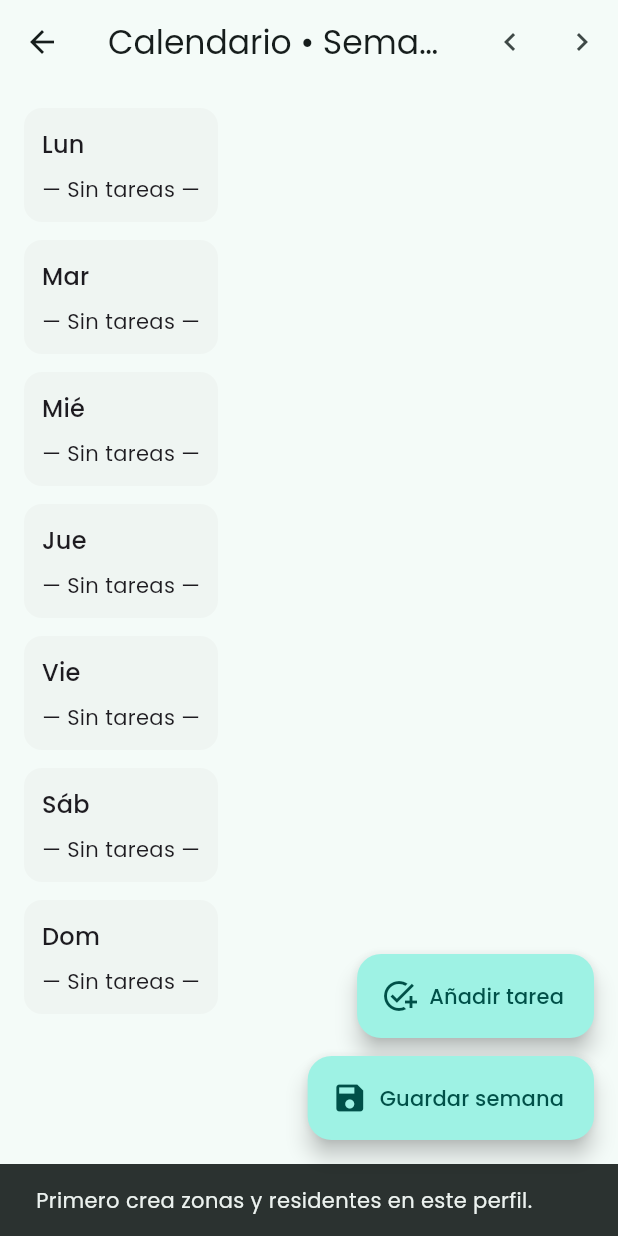
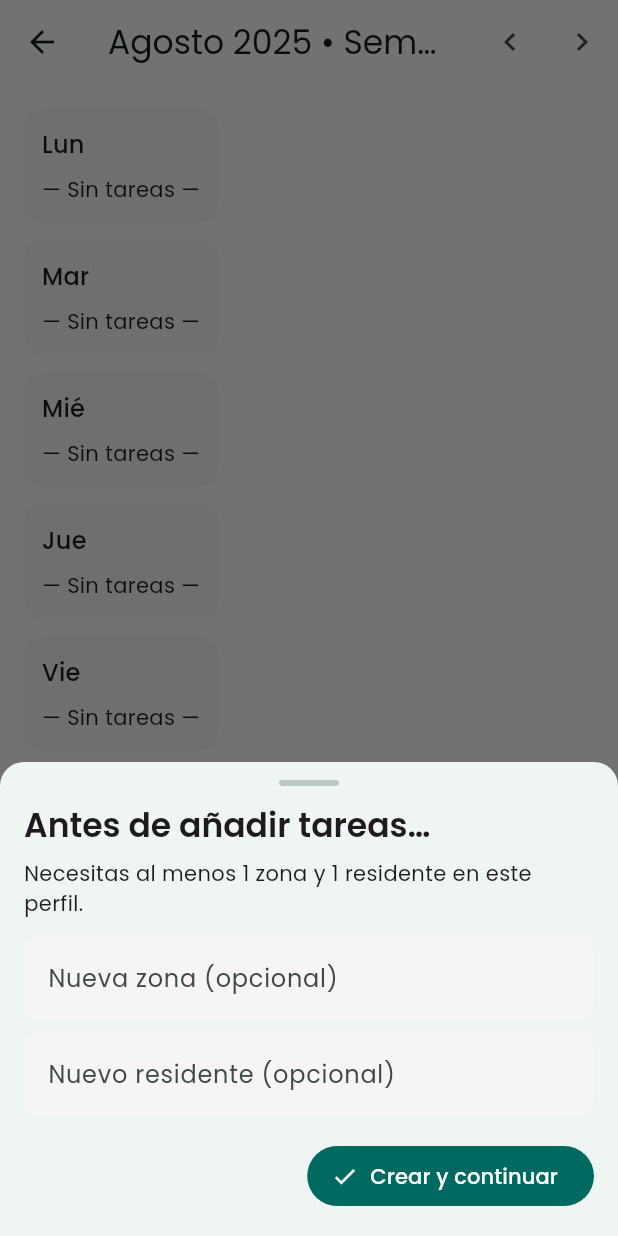
Before and after one commit to kytronApps/casa_en_orden, a Flutter app: the CalendarScreen screen opened directly with empty values, after a tap on "Añadir tarea", on a phone screen of 412 x 824 dp. Run offline on Flutter 3.47's test engine with Material 3 defaults, Android fonts, the phone set to English and light mode, and no system bars; our stand-ins replace flutter_dotenv, google_fonts, image_picker, shared_preferences, supabase_flutter; accounts and stored records are empty.

Commit message:
correccion calendario listo

```diff
--- a/casa_en_orden/lib/features/auth/ui/calendar_screen.dart
+++ b/casa_en_orden/lib/features/auth/ui/calendar_screen.dart
@@ -62,6 +62,23 @@ _residents = await _svc.getResidentsByHouse(houseId);
     await _load();
   }
 
+  String _monthNameEs(int m) {
+    const meses = [
+      '', 'Enero','Febrero','Marzo','Abril','Mayo','Junio',
+      'Julio','Agosto','Septiembre','Octubre','Noviembre','Diciembre'
+    ];
+    return meses[m];
+  }
+
+  String _weekTitle() {
+    final monday = _anchor.subtract(Duration(days: _anchor.weekday - 1));
+    final sunday = monday.add(const Duration(days: 6));
+    final month = _monthNameEs(monday.month);
+    final year = monday.year;
+    String dd(int d) => d.toString().padLeft(2, '0');
+    return '$month $year • Semana del ${dd(monday.day)}–${dd(sunday.day)}';
+  }
+
   bool get _isDirty => _persisted.length != _rows.length ||
       !_persisted.every((p) => _rows.any((r) =>
           r['zone_id']==p['zone_id'] &&
@@ -86,8 +103,75 @@ _residents = await _svc.getResidentsByHouse(houseId);
 
   Future<void> _openAddTaskSheet() async {
     if (_zones.isEmpty || _residents.isEmpty) {
-    ScaffoldMessenger.of(context).showSnackBar(
-      const SnackBar(content: Text('Primero crea zonas y residentes en este perfil.')),
+      await showModalBottomSheet(
+        context: context,
+        isScrollControlled: true,
+        shape: const RoundedRectangleBorder(
+          borderRadius: BorderRadius.vertical(top: Radius.circular(16)),
+        ),
+        builder: (ctx) {
+          final zoneCtrl = TextEditingController();
+          final residentCtrl = TextEditingController();
+          return Padding(
+            padding: EdgeInsets.only(
+              left: 16, right: 16, top: 12,
+              bottom: MediaQuery.of(ctx).viewInsets.bottom + 16,
+            ),
+            child: SingleChildScrollView(
+              child: Column(
+                mainAxisSize: MainAxisSize.min,
+                crossAxisAlignment: CrossAxisAlignment.start,
+                children: [
+                  Center(
+                    child: Container(
+                      width: 40, height: 4, margin: const EdgeInsets.only(bottom: 12),
+                      decoration: BoxDecoration(
+                        color: Theme.of(ctx).colorScheme.outlineVariant,
+                        borderRadius: BorderRadius.circular(2),
+                      ),
+                    ),
+                  ),
+                  Text('Antes de añadir tareas…', style: Theme.of(ctx).textTheme.titleLarge?.copyWith(fontWeight: FontWeight.w600)),
+                  const SizedBox(height: 8),
+                  const Text('Necesitas al menos 1 zona y 1 residente en este perfil.'),
+                  const SizedBox(height: 12),
+                  TextField(
+                    controller: zoneCtrl,
+                    decoration: const InputDecoration(labelText: 'Nueva zona (opcional)'),
+                  ),
+                  const SizedBox(height: 8),
+                  TextField(
+                    controller: residentCtrl,
+                    decoration: const InputDecoration(labelText: 'Nuevo residente (opcional)'),
+                  ),
+                  const SizedBox(height: 16),
+                  Align(
+                    alignment: Alignment.centerRight,
+                    child: FilledButton.icon(
+                      icon: const Icon(Icons.check),
+                      label: const Text('Crear y continuar'),
+                      onPressed: () async {
+                        final houseId = widget.profile['house_id'] as String;
+                        if (zoneCtrl.text.trim().isNotEmpty) {
+                          await Supabase.instance.client
+                              .from('zones')
+                              .insert({'house_id': houseId, 'name': zoneCtrl.text.trim()});
+                        }
+                        if (residentCtrl.text.trim().isNotEmpty) {
+                          await Supabase.instance.client
+                              .from('residents')
+                              .insert({'house_id': houseId, 'name': residentCtrl.text.trim()});
+                        }
+                        if (mounted) Navigator.pop(ctx);
+                        await _load();
+                      },
+                    ),
+                  ),
+                ],
+              ),
+            ),
+          );
+        },
       );
       return;
     }
@@ -144,7 +228,8 @@ _residents = await _svc.getResidentsByHouse(houseId);
                   value: zoneId,
                   decoration: const InputDecoration(labelText: 'Zona'),
                   items: _zones.map((z) => DropdownMenuItem(
-                  value: z['id'] as String, child: Text(z['name']?.toString() ?? '(zona)'),
+                    value: z['id'] as String,
+                    child: Text(z['name']?.toString() ?? '(zona)'),
                   )).toList(),
                   onChanged: (v) => setModalState(() => zoneId = v),
                 ),
@@ -153,7 +238,8 @@ _residents = await _svc.getResidentsByHouse(houseId);
                   value: residentId,
                   decoration: const InputDecoration(labelText: 'Residente'),
                   items: _residents.map((r) => DropdownMenuItem(
-                  value: r['id'] as String, child: Text(r['name']?.toString() ?? '(residente)'),
+                    value: r['id'] as String,
+                    child: Text(r['name']?.toString() ?? '(residente)'),
                   )).toList(),
                   onChanged: (v) => setModalState(() => residentId = v),
                 ),
@@ -166,7 +252,6 @@ _residents = await _svc.getResidentsByHouse(houseId);
                     onPressed: () {
                       if (zoneId == null || residentId == null) return;
 
-                    // evita duplicado: una zona por día
                       _rows.removeWhere((r) => r['zone_id'] == zoneId && r['day_of_week'] == day);
 
                       final zone = _zones.firstWhere((z) => z['id'] == zoneId, orElse: () => {});
@@ -184,7 +269,7 @@ _residents = await _svc.getResidentsByHouse(houseId);
                         '_resident': resident,
                       });
 
-                    setState(() {}); // marca cambios
+                      setState(() {});
                       Navigator.pop(ctx);
                       ScaffoldMessenger.of(context).showSnackBar(
                         const SnackBar(content: Text('Tarea agregada a la semana')),
@@ -202,11 +287,9 @@ _residents = await _svc.getResidentsByHouse(houseId);
 
   @override
   Widget build(BuildContext context) {
-    final iso = _svc.isoWeekYear(_anchor);
-
     return Scaffold(
       appBar: AppBar(
-        title: Text('Calendario • Semana ${iso.week} / ${iso.year}'),
+        title: Text(_weekTitle()),
         actions: [
           IconButton(onPressed: _prevWeek, icon: const Icon(Icons.chevron_left)),
           IconButton(onPressed: _nextWeek, icon: const Icon(Icons.chevron_right)),
--- a/casa_en_orden/lib/services/calendar_service.dart
+++ b/casa_en_orden/lib/services/calendar_service.dart
@@ -142,7 +142,9 @@ class CalendarService {
       final z = m['zone_id'] as String;
       (byZone[z] ??= []).add(m);
     }
-    byZone.values.forEach((l) => l.sort((a,b)=> (a['order_index'] as int).compareTo(b['order_index'] as int)));
+    for (var l in byZone.values) {
+      l.sort((a,b)=> (a['order_index'] as int).compareTo(b['order_index'] as int));
+    }
 
     final out = <Map<String, dynamic>>[];
     for (final sc in schedules) {
```
Also changed, not shown: 2 other files. Lines whose indentation alone changed are shown as unchanged.
